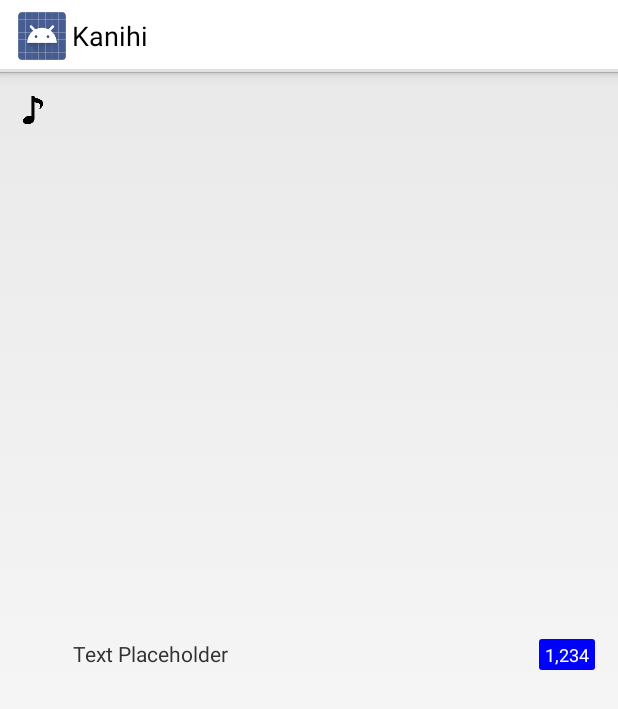
After one commit to cjlucas/kanihi-android, an Android app: the layout main_navigation_row.xml on its own in the app's theme, with its tools: preview values and no code run, on a phone screen of 412 x 824 dp. The commit adds this screen. Shown: the top 709 px of the screen. Run offline under Robolectric (Android 15) with nearby library versions, the phone set to English and light mode, and no system bars.

Commit message:
MainNavigationActivity: added model counts to drawer

```diff
--- a/kanihi/src/main/java/net/cjlucas/kanihi/fragments/MenuDialogFragment.java
+++ b/kanihi/src/main/java/net/cjlucas/kanihi/fragments/MenuDialogFragment.java
@@ -126,7 +126,6 @@ public class MenuDialogFragment extends DialogFragment {
         }
 
         for (int i = 0; i < items.length; i++) {
-            Log.d(TAG, "i am here yo");
             items[i] = new MenuDialogItem(resIds[i], texts[i]);
         }
 
--- /dev/null
+++ b/kanihi/src/main/res/drawable/main_navigation_row_counter.xml
@@ -0,0 +1,12 @@
+<?xml version="1.0" encoding="utf-8"?>
+
+<shape xmlns:android="http://schemas.android.com/apk/res/android"
+    android:shape="rectangle">
+
+    <solid android:color="#00f"/>
+    <corners
+        android:bottomLeftRadius="2dp"
+        android:bottomRightRadius="2dp"
+        android:topLeftRadius="2dp"
+        android:topRightRadius="2dp" />
+</shape>
--- a/kanihi/src/main/res/layout/activity_main_navigation.xml
+++ b/kanihi/src/main/res/layout/main_navigation.xml
@@ -17,5 +17,5 @@
         android:layout_gravity="start"
         android:choiceMode="singleChoice"
         android:dividerHeight="1dp"
-        android:background="#FF0000"/>
+        android:background="#fff"/>
 </android.support.v4.widget.DrawerLayout>
--- /dev/null
+++ b/kanihi/src/main/res/layout/main_navigation_row.xml
@@ -0,0 +1,44 @@
+<?xml version="1.0" encoding="utf-8"?>
+
+<LinearLayout xmlns:android="http://schemas.android.com/apk/res/android"
+    android:orientation="horizontal"
+    android:layout_width="match_parent"
+    android:layout_height="match_parent"
+    android:paddingLeft="15dp"
+    android:paddingRight="15dp"
+    android:paddingBottom="15dp"
+    android:paddingTop="15dp">
+
+    <ImageView
+        android:id="@+id/image"
+        android:adjustViewBounds="true"
+        android:layout_width="wrap_content"
+        android:layout_height="20dp"
+        android:layout_gravity="left"
+        android:paddingRight="20dp"
+        android:src="@drawable/note"/>
+
+    <TextView
+        android:id="@+id/main"
+        android:layout_width="0dp"
+        android:layout_height="fill_parent"
+        android:layout_weight="1"
+        android:text="@string/text_placeholder"
+        android:gravity="center_vertical"/>
+
+
+     <TextView
+         android:id="@+id/counter"
+         android:layout_width="wrap_content"
+         android:layout_height="wrap_content"
+         android:background="@drawable/main_navigation_row_counter"
+
+         android:paddingLeft="4dp"
+         android:paddingRight="4dp"
+         android:paddingTop="2dp"
+         android:paddingBottom="2dp"
+         android:textSize="12sp"
+         android:textColor="#fff"
+         android:text="1,234"/>
+
+</LinearLayout>
```
Also changed, not shown: kanihi/src/main/java/net/cjlucas/kanihi/activities/MainNavigationActivity.java (+131 -21 lines), kanihi/src/main/java/net/cjlucas/kanihi/data/DataService.java (+21 -1 lines), kanihi/src/main/res/values/strings.xml (+9 -0 lines).
